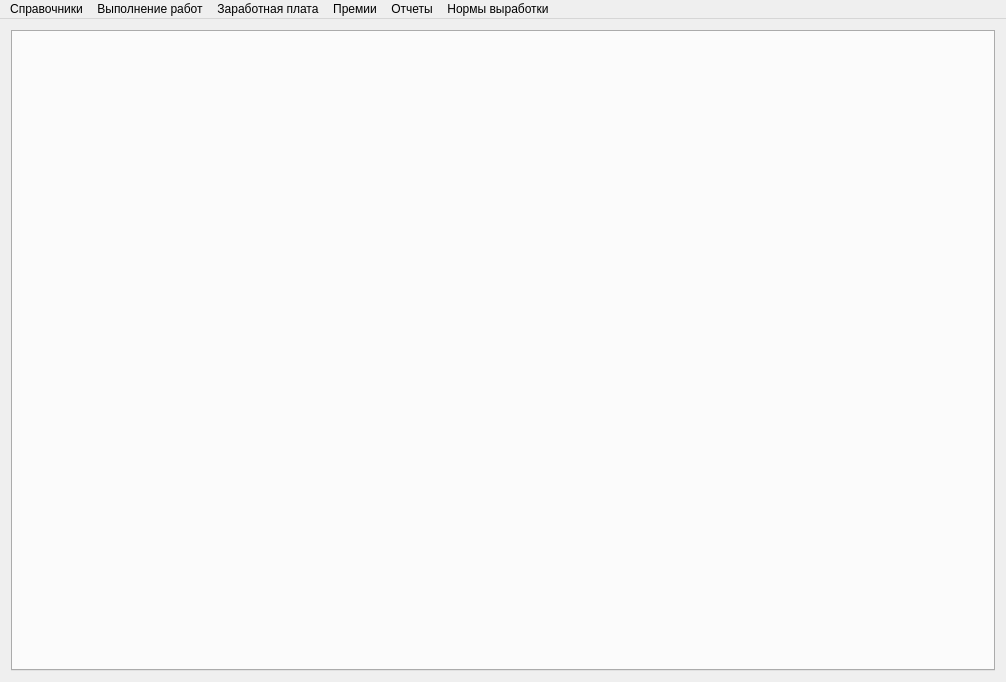
The window that mainwindow.ui (Sergeyego/el_zp) describes before a commit, drawn with Qt 5.
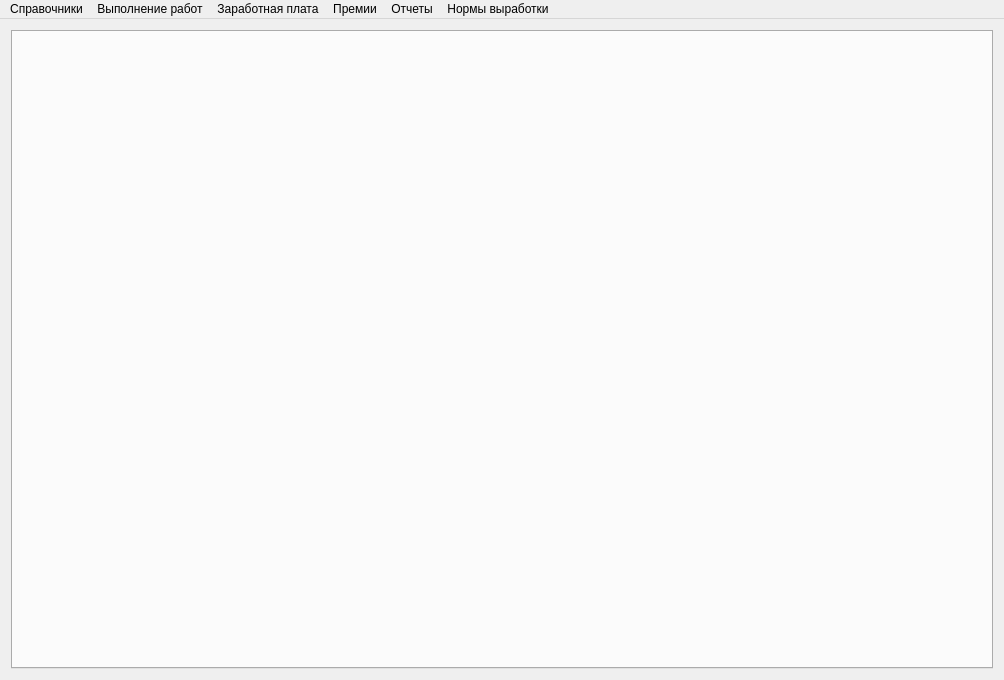
The same window after the commit.

```diff
--- a/mainwindow.ui
+++ b/mainwindow.ui
@@ -6,8 +6,8 @@
    <rect>
     <x>0</x>
     <y>0</y>
-    <width>1006</width>
-    <height>682</height>
+    <width>1004</width>
+    <height>680</height>
    </rect>
   </property>
   <property name="windowTitle">
@@ -35,7 +35,7 @@
     <rect>
      <x>0</x>
      <y>0</y>
-     <width>1006</width>
+     <width>1004</width>
      <height>25</height>
     </rect>
    </property>
```
Left out of the diff: 12 changed lines with no effect on the pictures.
